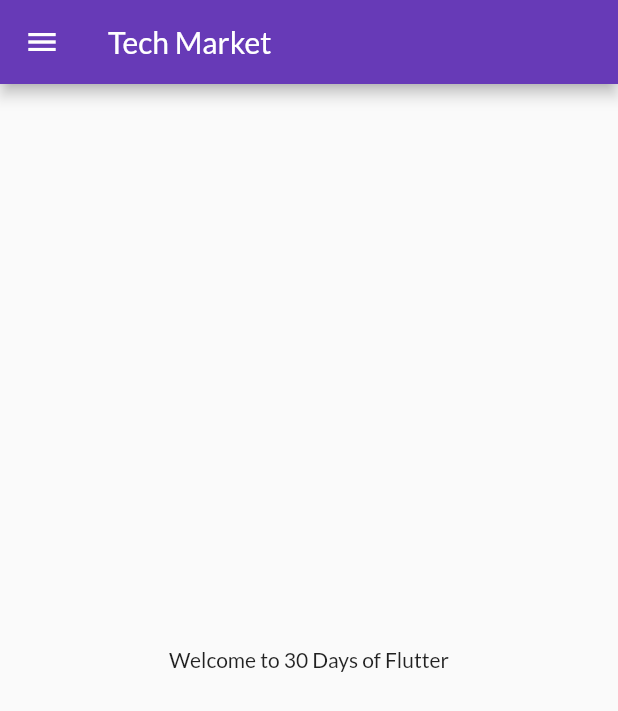
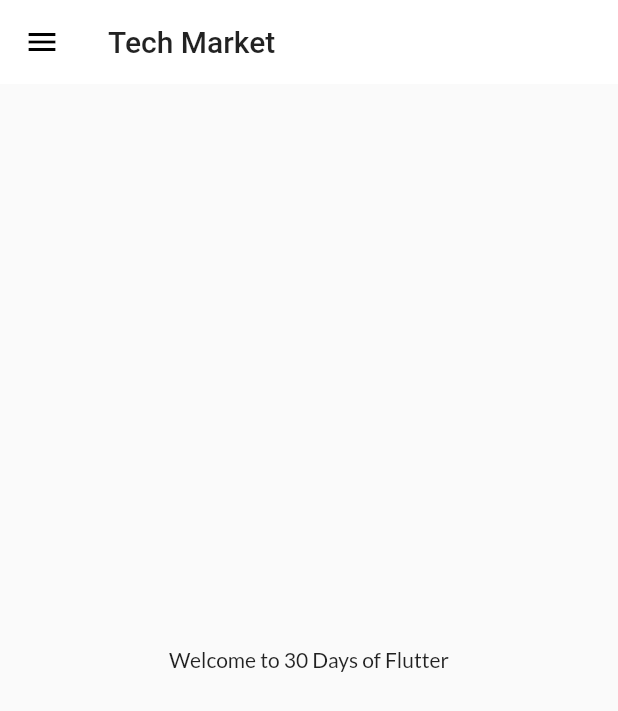
Before and after one commit to Rohit-Chandra-007/Tech-Market, a Flutter app: the screen it shows after launch, on a phone screen of 412 x 824 dp. Shown: the top 711 px of the screen. Run offline on Flutter 3.47's test engine with Material 2 defaults, Android fonts, the phone set to English and light mode, and no system bars; our stand-ins replace google_fonts.

Commit message:
theme extracted

```diff
--- a/lib/main.dart
+++ b/lib/main.dart
@@ -1,8 +1,8 @@
 import 'package:flutter/material.dart';
-import 'package:google_fonts/google_fonts.dart';
 import 'package:shopping_app/pages/home_page.dart';
 import 'package:shopping_app/pages/login_page.dart';
 import 'package:shopping_app/utils/routes.dart';
+import 'package:shopping_app/widgets/app_theme.dart';
 
 void main() {
   runApp(ShoppingApp());
@@ -14,12 +14,9 @@ class ShoppingApp extends StatelessWidget {
   @override
   Widget build(BuildContext context) {
     return MaterialApp(
-      themeMode: ThemeMode.light,
-      theme: ThemeData(
-        primarySwatch: Colors.deepPurple,
-        fontFamily: GoogleFonts.lato().fontFamily,
-      ),
-      darkTheme: ThemeData(brightness: Brightness.dark),
+      themeMode: ThemeMode.system,
+      theme: AppTheme.lightTheme(context),
+      darkTheme: AppTheme.darkTheme(context),
       initialRoute: AppRoutes.homeRoute,
       routes: {
         AppRoutes.loginRoute: (context) => LoginPage(),
--- /dev/null
+++ b/lib/widgets/app_theme.dart
@@ -0,0 +1,21 @@
+import 'package:flutter/material.dart';
+import 'package:google_fonts/google_fonts.dart';
+
+class AppTheme {
+  static ThemeData lightTheme(BuildContext context) => ThemeData(
+        primarySwatch: Colors.deepPurple,
+        fontFamily: GoogleFonts.lato().fontFamily,
+        appBarTheme: AppBarTheme(
+          color: Colors.white,
+          elevation: 0.0,
+          textTheme: Theme.of(context).textTheme,
+          iconTheme: IconThemeData(
+            color: Colors.black,
+          ),
+        ),
+      );
+
+  static ThemeData darkTheme(BuildContext context) => ThemeData(
+        brightness: Brightness.dark,
+      );
+}
```
